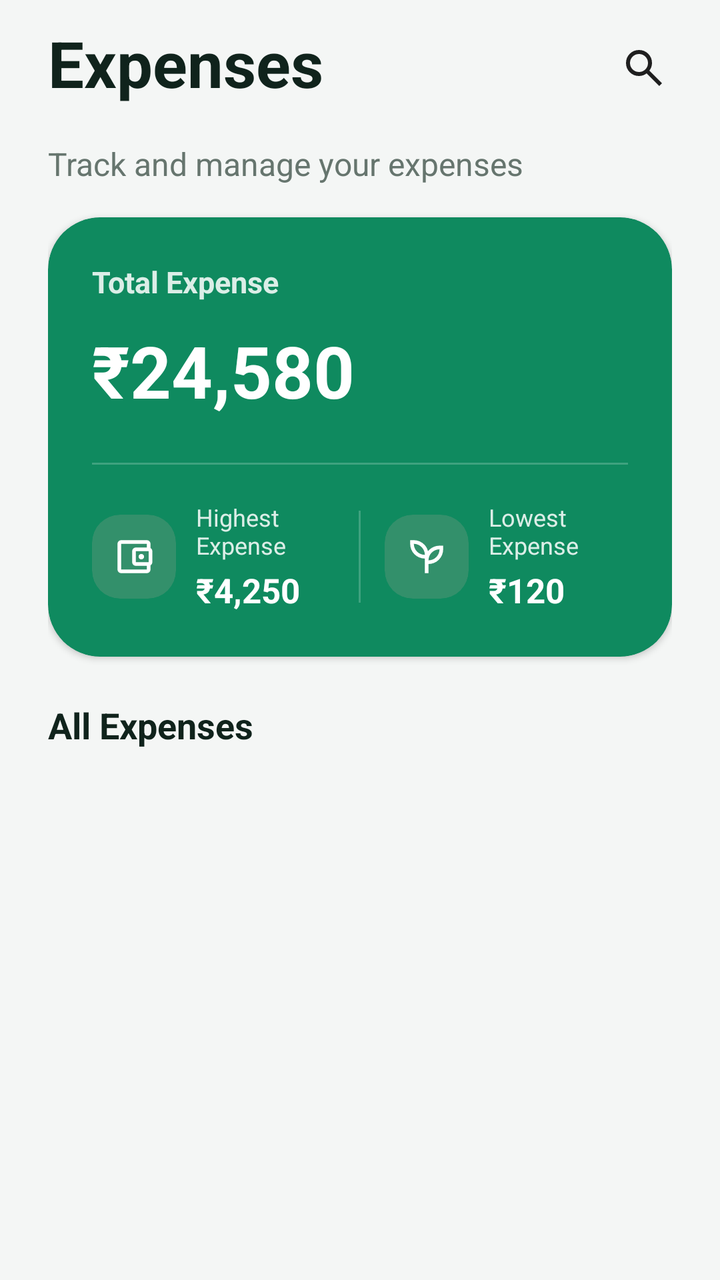
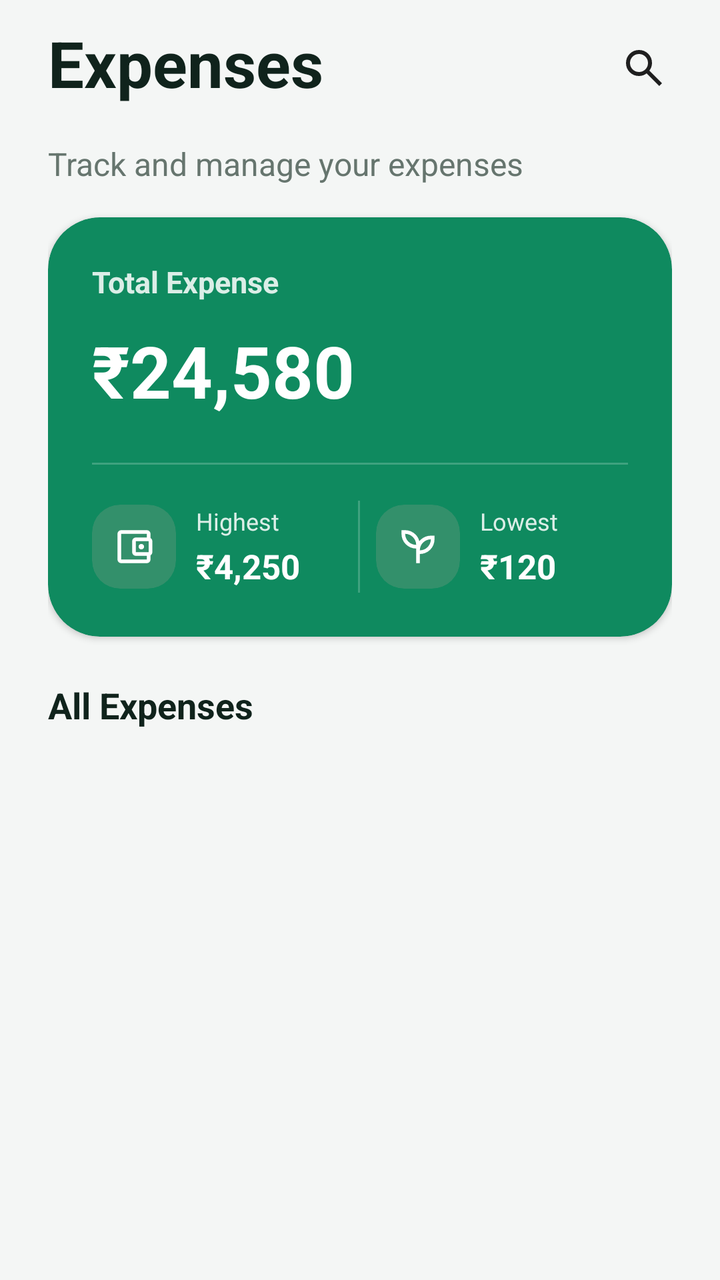

The first picture is an Android layout as it rendered before a commit; the second is the same layout after the commit. The layout source and the unified diff follow.
<!-- AndroidManifest.xml: application theme Theme.SpendWise -->
<!-- res/layout/fragment_expenses.xml -->
<?xml version="1.0" encoding="utf-8"?>
<androidx.coordinatorlayout.widget.CoordinatorLayout
    xmlns:android="http://schemas.android.com/apk/res/android"
    xmlns:app="http://schemas.android.com/apk/res-auto"
    xmlns:tools="http://schemas.android.com/tools"
    android:id="@+id/expenses_root"
    android:layout_width="match_parent"
    android:layout_height="match_parent"
   android:fitsSystemWindows="true">                   


    <com.google.android.material.appbar.AppBarLayout
        android:id="@+id/expenses_app_bar"
        android:layout_width="match_parent"
        android:layout_height="wrap_content"
        android:background="@color/sw_background"
        app:elevation="0dp"
        app:liftOnScroll="true"
        app:liftOnScrollTargetViewId="@id/expenses_scroll_view">

        <androidx.constraintlayout.widget.ConstraintLayout
            android:id="@+id/expenses_header"
            android:layout_width="match_parent"
            android:layout_height="wrap_content"
            android:background="@color/sw_background"
            android:paddingStart="@dimen/sw_space_24"
            android:paddingTop="@dimen/sw_space_10"
            android:paddingEnd="@dimen/sw_space_14"
            android:paddingBottom="@dimen/sw_space_1">

            <com.google.android.material.textview.MaterialTextView
                android:id="@+id/tv_expenses_title"
                android:layout_width="0dp"
                android:layout_height="wrap_content"
                android:text="@string/expenses_title"
                android:textColor="@color/sw_text_primary_expenses"
                android:textSize="@dimen/sw_text_size_32"
                android:textStyle="bold"
                app:layout_constraintStart_toStartOf="parent"
                app:layout_constraintTop_toTopOf="parent" />

            <ImageButton
                android:id="@+id/btn_search_expenses"
                android:layout_width="@dimen/sw_touch_target"
                android:layout_height="@dimen/sw_touch_target"
                android:layout_marginBottom="2dp"
                android:background="?attr/selectableItemBackgroundBorderless"
                android:contentDescription="@string/content_description_search_expenses"
                android:src="@drawable/ic_search"
                app:layout_constraintBottom_toBottomOf="parent"
                app:layout_constraintEnd_toEndOf="parent"
                app:layout_constraintTop_toTopOf="parent" />

        </androidx.constraintlayout.widget.ConstraintLayout>

    </com.google.android.material.appbar.AppBarLayout>


    <androidx.core.widget.NestedScrollView
        android:id="@+id/expenses_scroll_view"
        android:layout_width="match_parent"
        android:layout_height="match_parent"
        android:clipToPadding="false"
        android:fillViewport="true"
        android:overScrollMode="never"
        android:paddingBottom="@dimen/sw_expenses_bottom_padding"
        app:layout_behavior="@string/appbar_scrolling_view_behavior">

        <androidx.constraintlayout.widget.ConstraintLayout
            android:id="@+id/expenses_content"
            android:layout_width="match_parent"
            android:layout_height="wrap_content"
            android:paddingStart="@dimen/sw_space_24"
            android:paddingTop="@dimen/sw_space_10"
            android:paddingEnd="@dimen/sw_space_24"
            android:paddingBottom="@dimen/sw_space_24">

            <com.google.android.material.textview.MaterialTextView
                android:id="@+id/tv_expenses_subtitle"
                android:layout_width="0dp"
                android:layout_height="wrap_content"
                android:text="@string/expenses_subtitle"
                android:textColor="@color/sw_text_secondary_expenses"
                android:textSize="@dimen/sw_text_size_16"
                app:layout_constraintEnd_toEndOf="parent"
                app:layout_constraintStart_toStartOf="parent"
                app:layout_constraintTop_toTopOf="parent" />


            <com.google.android.material.card.MaterialCardView
                android:id="@+id/expense_summary_card"
                android:layout_width="0dp"
                android:layout_height="wrap_content"
                android:layout_marginTop="@dimen/sw_space_16"
                app:cardBackgroundColor="@color/sw_primary"
                app:cardCornerRadius="@dimen/sw_corner_radius_26"
                app:cardElevation="@dimen/sw_card_elevation"
                app:layout_constraintEnd_toEndOf="parent"
                app:layout_constraintStart_toStartOf="parent"
                app:layout_constraintTop_toBottomOf="@id/tv_expenses_subtitle"
                app:strokeWidth="0dp">

                <androidx.constraintlayout.widget.ConstraintLayout
                    android:layout_width="match_parent"
                    android:layout_height="wrap_content"
                    android:paddingStart="@dimen/sw_space_22"
                    android:paddingTop="@dimen/sw_space_22"
                    android:paddingEnd="@dimen/sw_space_22"
                    android:paddingBottom="@dimen/sw_space_22">

                    <com.google.android.material.textview.MaterialTextView
                        android:id="@+id/tv_total_expense_label"
                        android:layout_width="0dp"
                        android:layout_height="wrap_content"
                        android:text="@string/total_expense_label"
                        android:textColor="@color/sw_on_primary_85"
                        android:textSize="@dimen/sw_text_size_15"
                        android:textStyle="bold"
                        app:layout_constraintEnd_toStartOf="@id/expense_card_icon_space"
                        app:layout_constraintStart_toStartOf="parent"
                        app:layout_constraintTop_toTopOf="parent" />


                    <Space
                        android:id="@+id/expense_card_icon_space"
                        android:layout_width="@dimen/sw_expenses_summary_icon_space"
                        android:layout_height="@dimen/sw_expenses_summary_icon_space"
                        android:visibility="visible"
                        app:layout_constraintEnd_toEndOf="parent"
                        app:layout_constraintTop_toTopOf="parent" />

                    <com.google.android.material.textview.MaterialTextView
                        android:id="@+id/tv_total_expense_amount"
                        android:layout_width="0dp"
                        android:layout_height="wrap_content"
                        android:layout_marginTop="@dimen/sw_space_10"
                        android:text="@string/amount_rupee_24580"
                        android:textColor="@color/sw_on_primary"
                        android:textSize="@dimen/sw_text_size_36"
                        android:textStyle="bold"
                        app:layout_constraintEnd_toEndOf="@id/tv_total_expense_label"
                        app:layout_constraintStart_toStartOf="@id/tv_total_expense_label"
                        app:layout_constraintTop_toBottomOf="@id/tv_total_expense_label" />

                    <View
                        android:id="@+id/expense_summary_divider"
                        android:layout_width="0dp"
                        android:layout_height="@dimen/sw_divider_thickness"
                        android:layout_marginTop="@dimen/sw_space_22"
                        android:background="@color/sw_on_primary_20"
                        app:layout_constraintEnd_toEndOf="parent"
                        app:layout_constraintStart_toStartOf="parent"
                        app:layout_constraintTop_toBottomOf="@id/tv_total_expense_amount" />

                    <LinearLayout
                        android:id="@+id/expense_high_low_container"
                        android:layout_width="0dp"
                        android:layout_height="wrap_content"
                        android:layout_marginTop="@dimen/sw_space_18"
                        android:gravity="center_vertical"
                        android:orientation="horizontal"
                        app:layout_constraintEnd_toEndOf="parent"
                        app:layout_constraintStart_toStartOf="parent"
                        app:layout_constraintTop_toBottomOf="@id/expense_summary_divider">


                        <LinearLayout
                            android:id="@+id/highest_expense_container"
                            android:layout_width="0dp"
                            android:layout_height="wrap_content"
                            android:layout_weight="1"
                            android:gravity="center_vertical"
                            android:orientation="horizontal">

                            <com.google.android.material.card.MaterialCardView
                                android:id="@+id/highest_expense_icon_container"
                                android:layout_width="@dimen/sw_icon_container_size_42"
                                android:layout_height="@dimen/sw_icon_container_size_42"
                                app:cardBackgroundColor="@color/sw_on_primary_15"
                                app:cardCornerRadius="@dimen/sw_corner_radius_14"
                                app:cardElevation="0dp"
                                app:strokeWidth="0dp">

                                <ImageView
                                    android:id="@+id/iv_highest_expense_icon"
                                    android:layout_width="@dimen/sw_icon_size_22"
                                    android:layout_height="@dimen/sw_icon_size_22"
                                    android:layout_gravity="center"
                                    android:contentDescription="@string/content_description_highest_expense"
                                    android:src="@drawable/ic_wallet"
                                    app:tint="@color/sw_on_primary" />

                            </com.google.android.material.card.MaterialCardView>

                            <LinearLayout
                                android:layout_width="0dp"
                                android:layout_height="wrap_content"
                                android:layout_marginStart="@dimen/sw_space_10"
                                android:layout_weight="1"
                                android:orientation="vertical">

                                <com.google.android.material.textview.MaterialTextView
                                    android:id="@+id/tv_highest_expense_label"
                                    android:layout_width="wrap_content"
                                    android:layout_height="wrap_content"
                                    android:text="@string/highest_expense_label"
                                    android:textColor="@color/sw_on_primary_85"
                                    android:textSize="@dimen/sw_text_size_12" />

                                <com.google.android.material.textview.MaterialTextView
                                    android:id="@+id/tv_highest_expense_amount"
                                    android:layout_width="wrap_content"
                                    android:layout_height="wrap_content"
                                    android:layout_marginTop="@dimen/sw_space_3"
                                    android:text="@string/amount_rupee_4250"
                                    android:textColor="@color/sw_on_primary"
                                    android:textSize="@dimen/sw_text_size_17"
                                    android:textStyle="bold" />

                            </LinearLayout>

                        </LinearLayout>

                        <View
                            android:id="@+id/expense_summary_vertical_divider"
                            android:layout_width="@dimen/sw_divider_thickness"
                            android:layout_height="@dimen/sw_expenses_summary_divider_height"
                            android:layout_marginStart="@dimen/sw_space_12"
                            android:layout_marginEnd="@dimen/sw_space_12"
                            android:background="@color/sw_on_primary_20" />


                        <LinearLayout
                            android:id="@+id/lowest_expense_container"
                            android:layout_width="0dp"
                            android:layout_height="wrap_content"
                            android:layout_weight="1"
                            android:gravity="center_vertical"
                            android:orientation="horizontal">

                            <com.google.android.material.card.MaterialCardView
                                android:id="@+id/lowest_expense_icon_container"
                                android:layout_width="@dimen/sw_icon_container_size_42"
                                android:layout_height="@dimen/sw_icon_container_size_42"
                                app:cardBackgroundColor="@color/sw_on_primary_15"
                                app:cardCornerRadius="@dimen/sw_corner_radius_14"
                                app:cardElevation="0dp"
                                app:strokeWidth="0dp">

                                <ImageView
                                    android:id="@+id/iv_lowest_expense_icon"
                                    android:layout_width="@dimen/sw_icon_size_22"
                                    android:layout_height="@dimen/sw_icon_size_22"
                                    android:layout_gravity="center"
                                    android:contentDescription="@string/content_description_lowest_expense"
                                    android:src="@drawable/ic_leaf"
                                    app:tint="@color/sw_on_primary" />

                            </com.google.android.material.card.MaterialCardView>

                            <LinearLayout
                                android:layout_width="0dp"
                                android:layout_height="wrap_content"
                                android:layout_marginStart="@dimen/sw_space_10"
                                android:layout_weight="1"
                                android:orientation="vertical">

                                <com.google.android.material.textview.MaterialTextView
                                    android:id="@+id/tv_lowest_expense_label"
                                    android:layout_width="wrap_content"
                                    android:layout_height="wrap_content"
                                    android:text="@string/lowest_expense_label"
                                    android:textColor="@color/sw_on_primary_85"
                                    android:textSize="@dimen/sw_text_size_12" />

                                <com.google.android.material.textview.MaterialTextView
                                    android:id="@+id/tv_lowest_expense_amount"
                                    android:layout_width="wrap_content"
                                    android:layout_height="wrap_content"
                                    android:layout_marginTop="@dimen/sw_space_3"
                                    android:text="@string/amount_rupee_120"
                                    android:textColor="@color/sw_on_primary"
                                    android:textSize="@dimen/sw_text_size_17"
                                    android:textStyle="bold" />

                            </LinearLayout>

                        </LinearLayout>

                    </LinearLayout>

                </androidx.constraintlayout.widget.ConstraintLayout>

            </com.google.android.material.card.MaterialCardView>


            <com.google.android.material.textview.MaterialTextView
                android:id="@+id/tv_all_expenses_title"
                android:layout_width="0dp"
                android:layout_height="wrap_content"
                android:layout_marginTop="@dimen/sw_space_22"
                android:text="@string/all_expenses_title"
                android:textColor="@color/sw_text_primary_expenses"
                android:textSize="@dimen/sw_text_size_18"
                android:textStyle="bold"
                app:layout_constraintEnd_toEndOf="parent"
                app:layout_constraintStart_toStartOf="parent"
                app:layout_constraintTop_toBottomOf="@id/expense_summary_card" />

            <androidx.recyclerview.widget.RecyclerView
                android:id="@+id/rv_expenses"
                android:layout_width="0dp"
                android:layout_height="wrap_content"
                android:layout_marginTop="@dimen/sw_space_12"
                android:clipToPadding="false"
                android:nestedScrollingEnabled="false"
                android:overScrollMode="never"
                app:layout_constraintEnd_toEndOf="parent"
                app:layout_constraintStart_toStartOf="parent"
                app:layout_constraintTop_toBottomOf="@id/tv_all_expenses_title" />

        </androidx.constraintlayout.widget.ConstraintLayout>

    </androidx.core.widget.NestedScrollView>

</androidx.coordinatorlayout.widget.CoordinatorLayout>
<!-- resources referenced by this layout -->
<resources>
  <color name="sw_background">#F4F6F5</color>
  <color name="sw_on_primary">#FFFFFF</color>
  <color name="sw_on_primary_15">#26FAADAD</color>
  <color name="sw_on_primary_20">#33FFFFFF</color>
  <color name="sw_on_primary_85">#D9FFFFFF</color>
  <color name="sw_primary">#0F8A5F</color>
  <color name="sw_text_primary_expenses">#10231C</color>
  <color name="sw_text_secondary_expenses">#66756E</color>
  <dimen name="sw_card_elevation">2dp</dimen>
  <dimen name="sw_corner_radius_14">14dp</dimen>
  <dimen name="sw_corner_radius_26">26dp</dimen>
  <dimen name="sw_divider_thickness">1dp</dimen>
  <dimen name="sw_expenses_bottom_padding">110dp</dimen>
  <dimen name="sw_expenses_summary_divider_height">46dp</dimen>
  <dimen name="sw_expenses_summary_icon_space">52dp</dimen>
  <dimen name="sw_icon_container_size_42">42dp</dimen>
  <dimen name="sw_icon_size_22">22dp</dimen>
  <dimen name="sw_space_1">1dp</dimen>
  <dimen name="sw_space_10">10dp</dimen>
  <dimen name="sw_space_12">12dp</dimen>
  <dimen name="sw_space_14">14dp</dimen>
  <dimen name="sw_space_16">16dp</dimen>
  <dimen name="sw_space_18">18dp</dimen>
  <dimen name="sw_space_22">22dp</dimen>
  <dimen name="sw_space_24">24dp</dimen>
  <dimen name="sw_space_3">3dp</dimen>
  <dimen name="sw_text_size_12">12sp</dimen>
  <dimen name="sw_text_size_15">15sp</dimen>
  <dimen name="sw_text_size_16">16sp</dimen>
  <dimen name="sw_text_size_17">17sp</dimen>
  <dimen name="sw_text_size_18">18sp</dimen>
  <dimen name="sw_text_size_32">32sp</dimen>
  <dimen name="sw_text_size_36">36sp</dimen>
  <dimen name="sw_touch_target">48dp</dimen>
  <!-- drawable ic_search (drawable) -->
  <vector xmlns:android="http://schemas.android.com/apk/res/android"
      android:width="24dp"
      android:height="24dp"
      android:viewportWidth="960"
      android:viewportHeight="960">
    <path
        android:pathData="M784,840 L532,588q-30,24 -69,38t-83,14q-109,0 -184.5,-75.5T120,380q0,-109 75.5,-184.5T380,120q109,0 184.5,75.5T640,380q0,44 -14,83t-38,69l252,252 -56,56ZM380,560q75,0 127.5,-52.5T560,380q0,-75 -52.5,-127.5T380,200q-75,0 -127.5,52.5T200,380q0,75 52.5,127.5T380,560Z"
        android:fillColor="#1f1f1f"/>
  </vector>
  <string name="all_expenses_title">All Expenses</string>
  <string name="amount_rupee_120">₹120</string>
  <string name="amount_rupee_24580">₹24,580</string>
  <string name="amount_rupee_4250">₹4,250</string>
  <string name="content_description_highest_expense">Highest expense</string>
  <string name="content_description_lowest_expense">Lowest expense</string>
  <string name="content_description_search_expenses">Search expenses</string>
  <string name="expenses_subtitle">Track and manage your expenses</string>
  <string name="expenses_title">Expenses</string>
  <string name="highest_expense_label">Highest Expense</string>
  <string name="lowest_expense_label">Lowest Expense</string>
  <string name="total_expense_label">Total Expense</string>
  <style name="Theme.SpendWise" parent="Base.Theme.SpendWise" />
  <color name="sw_green_primary">#1A5C42</color>
  <color name="sw_surface_primary">#D5F2E8</color>
  <color name="sw_text_primary">#101828</color>
  <color name="sw_primary_action">#0F7A5A</color>
  <color name="sw_surface">#FFFFFF</color>
  <color name="sw_text_secondary">#667085</color>
  <color name="sw_outline">#D0D5DD</color>
  <color name="sw_outline_soft">#EAECF0</color>
  <!-- unchanged entries left out for length: 3 -->
</resources>

<!-- the commit's change to res/layout/fragment_expenses.xml (unified diff, before → after) -->
@@ -203,6 +203,9 @@
                                     android:id="@+id/tv_highest_expense_label"
                                     android:layout_width="wrap_content"
                                     android:layout_height="wrap_content"
+                                    android:maxLines="1"
+                                    android:ellipsize="none"
+                                    android:autoSizeTextType="uniform"
                                     android:text="@string/highest_expense_label"
                                     android:textColor="@color/sw_on_primary_85"
                                     android:textSize="@dimen/sw_text_size_12" />
@@ -211,6 +214,9 @@
                                     android:id="@+id/tv_highest_expense_amount"
                                     android:layout_width="wrap_content"
                                     android:layout_height="wrap_content"
+                                    android:maxLines="1"
+                                    android:ellipsize="none"
+                                    android:autoSizeTextType="uniform"
                                     android:layout_marginTop="@dimen/sw_space_3"
                                     android:text="@string/amount_rupee_4250"
                                     android:textColor="@color/sw_on_primary"
@@ -225,8 +231,8 @@
                             android:id="@+id/expense_summary_vertical_divider"
                             android:layout_width="@dimen/sw_divider_thickness"
                             android:layout_height="@dimen/sw_expenses_summary_divider_height"
-                            android:layout_marginStart="@dimen/sw_space_12"
-                            android:layout_marginEnd="@dimen/sw_space_12"
+                            android:layout_marginStart="@dimen/sw_space_7"
+                            android:layout_marginEnd="@dimen/sw_space_8"
                             android:background="@color/sw_on_primary_20" />
 
 
@@ -269,6 +275,9 @@
                                     android:id="@+id/tv_lowest_expense_label"
                                     android:layout_width="wrap_content"
                                     android:layout_height="wrap_content"
+                                    android:autoSizeTextType="uniform"
+                                    android:ellipsize="none"
+                                    android:maxLines="1"
                                     android:text="@string/lowest_expense_label"
                                     android:textColor="@color/sw_on_primary_85"
                                     android:textSize="@dimen/sw_text_size_12" />
@@ -278,6 +287,9 @@
                                     android:layout_width="wrap_content"
                                     android:layout_height="wrap_content"
                                     android:layout_marginTop="@dimen/sw_space_3"
+                                    android:autoSizeTextType="uniform"
+                                    android:ellipsize="none"
+                                    android:maxLines="1"
                                     android:text="@string/amount_rupee_120"
                                     android:textColor="@color/sw_on_primary"
                                     android:textSize="@dimen/sw_text_size_17"
<!-- resource entries referenced after the edit -->
@@ -26,6 +26,8 @@
   <dimen name="sw_space_22">22dp</dimen>
   <dimen name="sw_space_24">24dp</dimen>
   <dimen name="sw_space_3">3dp</dimen>
+  <dimen name="sw_space_7">7dp</dimen>
+  <dimen name="sw_space_8">8dp</dimen>
   <dimen name="sw_text_size_12">12sp</dimen>
   <dimen name="sw_text_size_15">15sp</dimen>
   <dimen name="sw_text_size_16">16sp</dimen>
